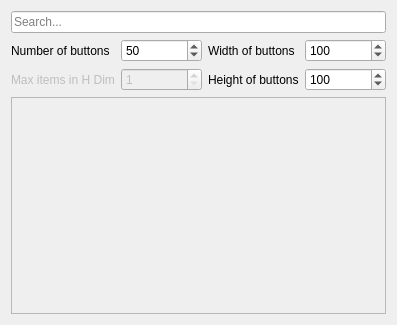
Qt form code/MiamUniqueLibrary/uniquelibrary.ui (MBach/Miam-Player) before a commit.
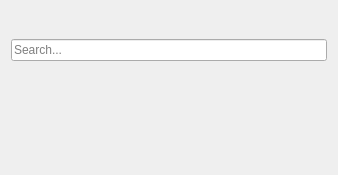
The same form after that commit. Icons and pictures are not drawn. Custom widgets are drawn as their Qt base class.

The edit to the form file:
```diff
--- a/code/MiamUniqueLibrary/uniquelibrary.ui
+++ b/code/MiamUniqueLibrary/uniquelibrary.ui
@@ -6,14 +6,174 @@
    <rect>
     <x>0</x>
     <y>0</y>
-    <width>397</width>
-    <height>325</height>
+    <width>288</width>
+    <height>175</height>
    </rect>
   </property>
   <property name="windowTitle">
    <string>Form</string>
   </property>
-  <layout class="QVBoxLayout" name="verticalLayout">
+  <layout class="QVBoxLayout" name="verticalLayout_2">
+   <item>
+    <layout class="QHBoxLayout" name="horizontalLayout">
+     <item>
+      <widget class="MediaButton" name="skipBackwardButton">
+       <property name="styleSheet">
+        <string notr="true"/>
+       </property>
+       <property name="text">
+        <string notr="true"/>
+       </property>
+       <property name="icon">
+        <iconset resource="../MiamPlayer/mmmmp.qrc">
+         <normaloff>:/player/oxygen/skipBackward</normaloff>:/player/oxygen/skipBackward</iconset>
+       </property>
+       <property name="iconSize">
+        <size>
+         <width>20</width>
+         <height>20</height>
+        </size>
+       </property>
+       <property name="flat">
+        <bool>true</bool>
+       </property>
+      </widget>
+     </item>
+     <item>
+      <widget class="MediaButton" name="seekBackwardButton">
+       <property name="text">
+        <string notr="true"/>
+       </property>
+       <property name="icon">
+        <iconset resource="../MiamPlayer/mmmmp.qrc">
+         <normaloff>:/player/oxygen/seekBackward</normaloff>:/player/oxygen/seekBackward</iconset>
+       </property>
+       <property name="iconSize">
+        <size>
+         <width>20</width>
+         <height>20</height>
+        </size>
+       </property>
+       <property name="flat">
+        <bool>true</bool>
+       </property>
+      </widget>
+     </item>
+     <item>
+      <widget class="MediaButton" name="playButton">
+       <property name="text">
+        <string notr="true"/>
+       </property>
+       <property name="icon">
+        <iconset resource="../MiamPlayer/mmmmp.qrc">
+         <normaloff>:/player/oxygen/play</normaloff>:/player/oxygen/play</iconset>
+       </property>
+       <property name="iconSize">
+        <size>
+         <width>20</width>
+         <height>20</height>
+        </size>
+       </property>
+       <property name="flat">
+        <bool>true</bool>
+       </property>
+      </widget>
+     </item>
+     <item>
+      <widget class="MediaButton" name="stopButton">
+       <property name="text">
+        <string notr="true"/>
+       </property>
+       <property name="icon">
+        <iconset resource="../MiamPlayer/mmmmp.qrc">
+         <normaloff>:/player/oxygen/stop</normaloff>:/player/oxygen/stop</iconset>
+       </property>
+       <property name="iconSize">
+        <size>
+         <width>20</width>
+         <height>20</height>
+        </size>
+       </property>
+       <property name="flat">
+        <bool>true</bool>
+       </property>
+      </widget>
+     </item>
+     <item>
+      <widget class="MediaButton" name="seekForwardButton">
+       <property name="text">
+        <string notr="true"/>
+       </property>
+       <property name="icon">
+        <iconset resource="../MiamPlayer/mmmmp.qrc">
+         <normaloff>:/player/oxygen/seekForward</normaloff>:/player/oxygen/seekForward</iconset>
+       </property>
+       <property name="iconSize">
+        <size>
+         <width>20</width>
+         <height>20</height>
+        </size>
+       </property>
+       <property name="flat">
+        <bool>true</bool>
+       </property>
+      </widget>
+     </item>
+     <item>
+      <widget class="MediaButton" name="skipForwardButton">
+       <property name="text">
+        <string notr="true"/>
+       </property>
+       <property name="icon">
+        <iconset resource="../MiamPlayer/mmmmp.qrc">
+         <normaloff>:/player/oxygen/skipForward</normaloff>:/player/oxygen/skipForward</iconset>
+       </property>
+       <property name="iconSize">
+        <size>
+         <width>20</width>
+         <height>20</height>
+        </size>
+       </property>
+       <property name="flat">
+        <bool>true</bool>
+       </property>
+      </widget>
+     </item>
+     <item>
+      <widget class="MediaButton" name="playbackModeButton">
+       <property name="text">
+        <string notr="true"/>
+       </property>
+       <property name="icon">
+        <iconset resource="../MiamPlayer/mmmmp.qrc">
+         <normaloff>:/player/oxygen/shuffle</normaloff>:/player/oxygen/shuffle</iconset>
+       </property>
+       <property name="iconSize">
+        <size>
+         <width>20</width>
+         <height>20</height>
+        </size>
+       </property>
+       <property name="flat">
+        <bool>true</bool>
+       </property>
+      </widget>
+     </item>
+     <item>
+      <spacer name="horizontalSpacer">
+       <property name="orientation">
+        <enum>Qt::Horizontal</enum>
+       </property>
+       <property name="sizeHint" stdset="0">
+        <size>
+         <width>40</width>
+         <height>20</height>
+        </size>
+       </property>
+      </spacer>
+     </item>
+    </layout>
+   </item>
    <item>
     <widget class="LibraryFilterLineEdit" name="searchBar">
      <property name="maxLength">
@@ -24,101 +184,11 @@
      </property>
     </widget>
    </item>
-   <item>
-    <layout class="QGridLayout" name="gridLayout">
-     <item row="0" column="2">
-      <widget class="QLabel" name="label_2">
-       <property name="text">
-        <string>Width of buttons</string>
-       </property>
-      </widget>
-     </item>
-     <item row="0" column="0">
-      <widget class="QLabel" name="label_3">
-       <property name="text">
-        <string>Number of buttons</string>
-       </property>
-      </widget>
-     </item>
-     <item row="1" column="0">
-      <widget class="QLabel" name="label_4">
-       <property name="enabled">
-        <bool>false</bool>
-       </property>
-       <property name="text">
-        <string>Max items in H Dim</string>
-       </property>
-      </widget>
-     </item>
-     <item row="0" column="1">
-      <widget class="QSpinBox" name="buttonsNumberSpinBox">
-       <property name="maximum">
-        <number>1000</number>
-       </property>
-       <property name="singleStep">
-        <number>10</number>
-       </property>
-       <property name="value">
-        <number>50</number>
-       </property>
-      </widget>
-     </item>
-     <item row="1" column="1">
-      <widget class="QSpinBox" name="maxHSpinBox">
-       <property name="enabled">
-        <bool>false</bool>
-       </property>
-       <property name="minimum">
-        <number>1</number>
-       </property>
-       <property name="maximum">
-        <number>10</number>
-       </property>
-      </widget>
-     </item>
-     <item row="0" column="3">
-      <widget class="QSpinBox" name="wButtonsSpinBox">
-       <property name="minimum">
-        <number>50</number>
-       </property>
-       <property name="maximum">
-        <number>500</number>
-       </property>
-       <property name="singleStep">
-        <number>10</number>
-       </property>
-       <property name="value">
-        <number>100</number>
-       </property>
-      </widget>
-     </item>
-     <item row="1" column="2">
-      <widget class="QLabel" name="label_5">
-       <property name="text">
-        <string>Height of buttons</string>
-       </property>
-      </widget>
-     </item>
-     <item row="1" column="3">
-      <widget class="QSpinBox" name="hButtonsSpinBox">
-       <property name="minimum">
-        <number>50</number>
-       </property>
-       <property name="maximum">
-        <number>500</number>
-       </property>
-       <property name="singleStep">
-        <number>10</number>
-       </property>
-       <property name="value">
-        <number>100</number>
-       </property>
-      </widget>
-     </item>
-    </layout>
-   </item>
    <item>
     <widget class="QScrollArea" name="scrollArea">
+     <property name="frameShape">
+      <enum>QFrame::NoFrame</enum>
+     </property>
      <property name="horizontalScrollBarPolicy">
       <enum>Qt::ScrollBarAlwaysOff</enum>
      </property>
@@ -130,8 +200,8 @@
        <rect>
         <x>0</x>
         <y>0</y>
-        <width>375</width>
-        <height>223</height>
+        <width>268</width>
+        <height>93</height>
        </rect>
       </property>
      </widget>
@@ -145,6 +215,11 @@
    <extends>QLineEdit</extends>
    <header location="global">libraryfilterlineedit.h</header>
   </customwidget>
+  <customwidget>
+   <class>MediaButton</class>
+   <extends>QPushButton</extends>
+   <header>mediabutton.h</header>
+  </customwidget>
  </customwidgets>
  <resources/>
  <connections/>
```
Left out of the diff: 4 changed lines with no effect on the pictures.
